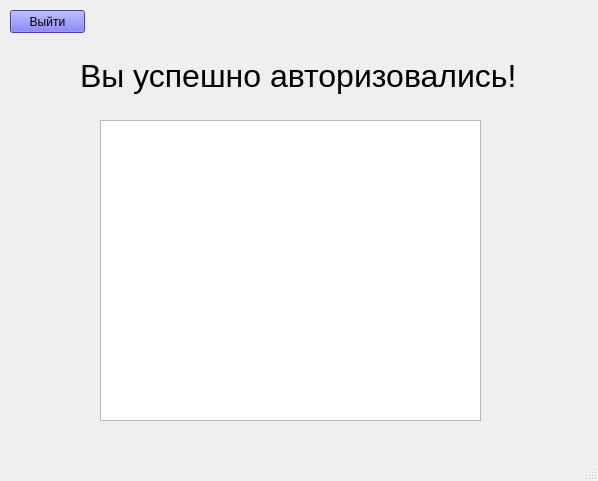
Before: the Qt Designer form kabinet.ui in j3glove/course2_lab3, drawn with Qt 5.
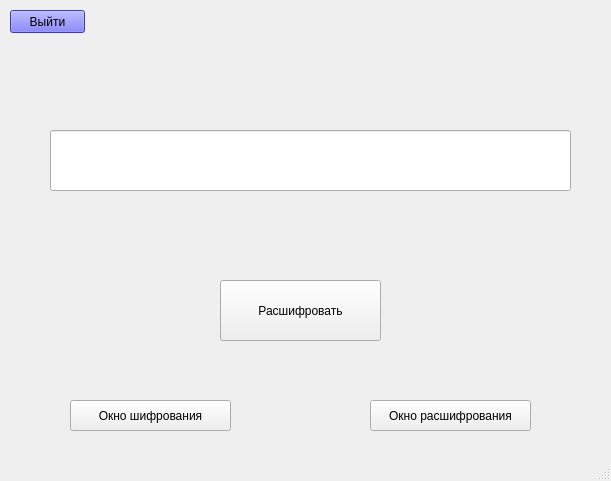
After: the same form once the commit is applied. The open tabs and pages were chosen to show the change.

Commit message: Добавил QStackedWidget с необходимым функционалом и выводом зашифрованого или расшифрованного текста в output.txt

```diff
--- a/kabinet.ui
+++ b/kabinet.ui
@@ -6,7 +6,7 @@
    <rect>
     <x>0</x>
     <y>0</y>
-    <width>598</width>
+    <width>611</width>
     <height>481</height>
    </rect>
   </property>
@@ -14,25 +14,6 @@
    <string>Личный кабинет</string>
   </property>
   <widget class="QWidget" name="centralwidget">
-   <widget class="QLabel" name="label">
-    <property name="geometry">
-     <rect>
-      <x>80</x>
-      <y>0</y>
-      <width>461</width>
-      <height>151</height>
-     </rect>
-    </property>
-    <property name="font">
-     <font>
-      <family>MS Shell Dlg 2</family>
-      <pointsize>24</pointsize>
-     </font>
-    </property>
-    <property name="text">
-     <string>Вы успешно авторизовались!</string>
-    </property>
-   </widget>
    <widget class="QPushButton" name="exitkab">
     <property name="geometry">
      <rect>
@@ -49,14 +30,110 @@
      <string>Выйти</string>
     </property>
    </widget>
-   <widget class="QListWidget" name="listWidget">
+   <widget class="QStackedWidget" name="stackedWidget">
     <property name="geometry">
      <rect>
-      <x>100</x>
-      <y>120</y>
-      <width>381</width>
-      <height>301</height>
+      <x>10</x>
+      <y>50</y>
+      <width>581</width>
+      <height>341</height>
      </rect>
+    </property>
+    <widget class="QWidget" name="home">
+     <widget class="QLabel" name="labelkab">
+      <property name="geometry">
+       <rect>
+        <x>60</x>
+        <y>80</y>
+        <width>461</width>
+        <height>151</height>
+       </rect>
+      </property>
+      <property name="font">
+       <font>
+        <pointsize>26</pointsize>
+       </font>
+      </property>
+      <property name="text">
+       <string>Выберите нужное вам окно</string>
+      </property>
+     </widget>
+    </widget>
+    <widget class="QWidget" name="decypher_window">
+     <widget class="QLineEdit" name="decypher_le">
+      <property name="geometry">
+       <rect>
+        <x>40</x>
+        <y>80</y>
+        <width>521</width>
+        <height>61</height>
+       </rect>
+      </property>
+     </widget>
+     <widget class="QPushButton" name="decypher_btn">
+      <property name="geometry">
+       <rect>
+        <x>210</x>
+        <y>230</y>
+        <width>161</width>
+        <height>61</height>
+       </rect>
+      </property>
+      <property name="text">
+       <string>Расшифровать</string>
+      </property>
+     </widget>
+    </widget>
+    <widget class="QWidget" name="cypher_window">
+     <widget class="QPushButton" name="cypher_btn">
+      <property name="geometry">
+       <rect>
+        <x>210</x>
+        <y>230</y>
+        <width>161</width>
+        <height>61</height>
+       </rect>
+      </property>
+      <property name="text">
+       <string>Зашифровать</string>
+      </property>
+     </widget>
+     <widget class="QLineEdit" name="cypher_le">
+      <property name="geometry">
+       <rect>
+        <x>40</x>
+        <y>80</y>
+        <width>521</width>
+        <height>61</height>
+       </rect>
+      </property>
+     </widget>
+    </widget>
+   </widget>
+   <widget class="QPushButton" name="kabcyph">
+    <property name="geometry">
+     <rect>
+      <x>70</x>
+      <y>400</y>
+      <width>161</width>
+      <height>31</height>
+     </rect>
+    </property>
+    <property name="text">
+     <string>Окно шифрования</string>
+    </property>
+   </widget>
+   <widget class="QPushButton" name="kabdecyph">
+    <property name="geometry">
+     <rect>
+      <x>370</x>
+      <y>400</y>
+      <width>161</width>
+      <height>31</height>
+     </rect>
+    </property>
+    <property name="text">
+     <string>Окно расшифрования</string>
     </property>
    </widget>
   </widget>
```
Left out of the diff: 2 changed lines with no effect on the pictures. The commit also changes 1 other file.
